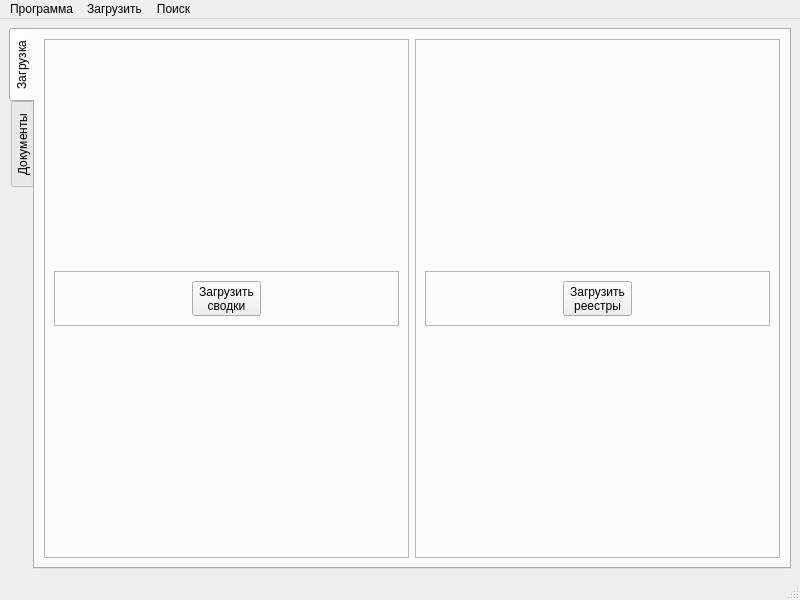
Above: src/gui/MainWindow.ui from Flk427/CrossWordsHunter before the change. Below: the same form after it.
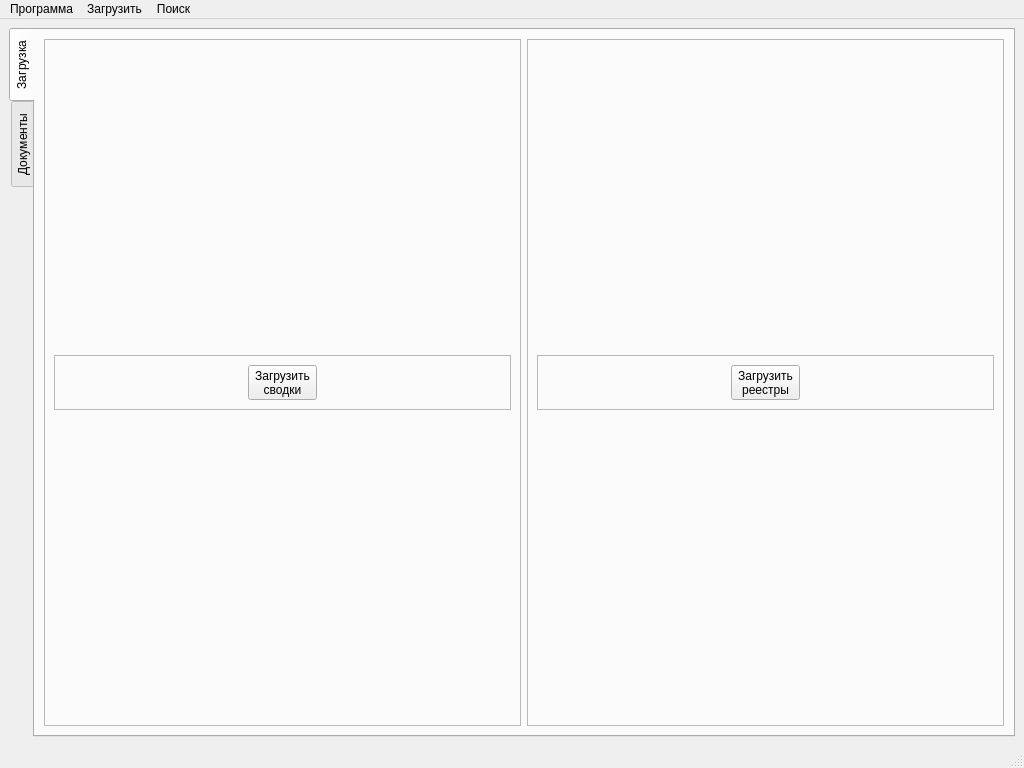
That is the form after the change. Custom widgets are drawn as their Qt base class.

Diff of the .ui file:
```diff
--- a/src/gui/MainWindow.ui
+++ b/src/gui/MainWindow.ui
@@ -6,8 +6,8 @@
    <rect>
     <x>0</x>
     <y>0</y>
-    <width>800</width>
-    <height>600</height>
+    <width>1024</width>
+    <height>768</height>
    </rect>
   </property>
   <property name="windowTitle">
@@ -329,7 +329,7 @@
     <rect>
      <x>0</x>
      <y>0</y>
-     <width>800</width>
+     <width>1024</width>
      <height>21</height>
     </rect>
    </property>
```
Left out of the diff: 107 changed lines with no effect on the pictures.
